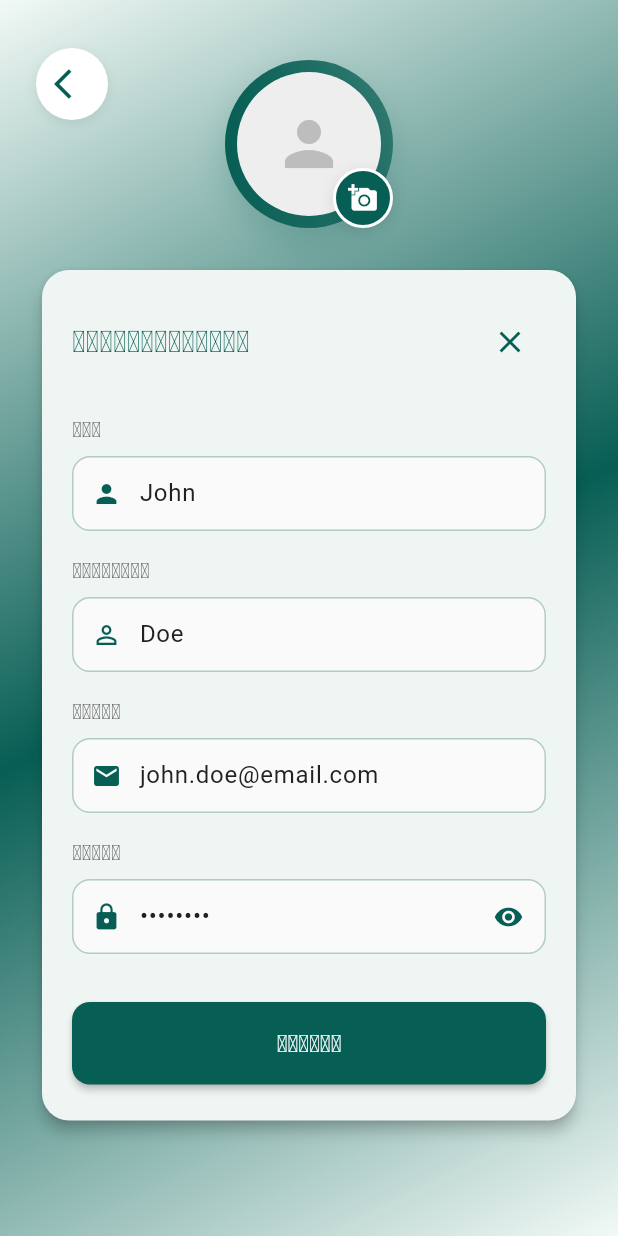
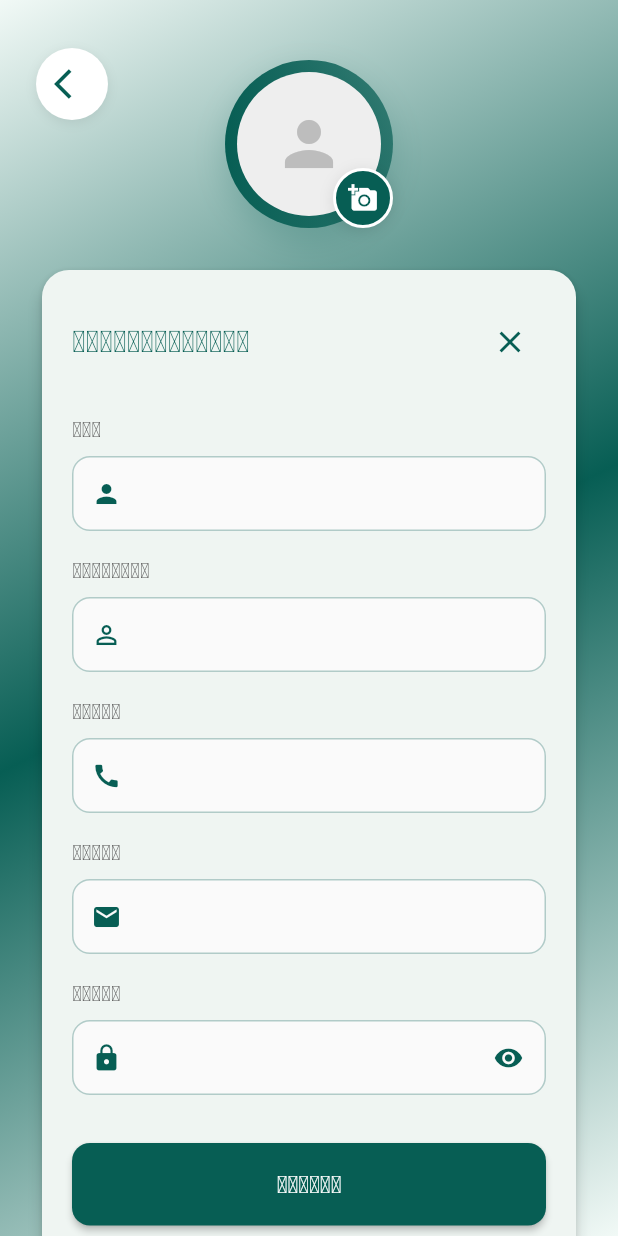
Before and after one commit to SDL455/SmartTalk, a Flutter app: the ProfilePage screen opened directly, after a tap on the "edit" icon, on a phone screen of 412 x 824 dp. Run offline on Flutter 3.47's test engine with Material 3 defaults, Android fonts, the phone set to English and light mode, and no system bars; our stand-ins replace cloud_firestore, emoji_picker_flutter, firebase_auth, firebase_core, firebase_storage, flutter_chat_types and 4 more; accounts and stored records are empty.

Commit message:
update profile

```diff
--- /dev/null
+++ b/lib/features/chat/controllers/profile_controller.dart
@@ -0,0 +1,134 @@
+import 'dart:io';
+import 'package:get/get.dart';
+import 'package:cloud_firestore/cloud_firestore.dart';
+import 'package:firebase_auth/firebase_auth.dart';
+import 'package:flutter/material.dart';
+import 'package:image_picker/image_picker.dart';
+import 'package:whatsapp/cores/models/user.dart';
+
+class ProfileController extends GetxController {
+  final firstNameController = TextEditingController();
+  final lastNameController = TextEditingController();
+  final phoneController = TextEditingController();
+  final emailController = TextEditingController();
+  final passwordController = TextEditingController();
+
+  var isEditing = false.obs;
+  var isPasswordVisible = false.obs;
+  var isLoading = false.obs;
+  var errorMessage = ''.obs;
+  var profileImage = Rx<File?>(null);
+  UserModel? userModel;
+
+  @override
+  void onInit() {
+    super.onInit();
+    loadUserProfile();
+  }
+
+  Future<void> loadUserProfile() async {
+    isLoading.value = true;
+    errorMessage.value = '';
+    try {
+      final uid = FirebaseAuth.instance.currentUser?.uid;
+      if (uid == null) throw Exception('User not logged in');
+      final doc = await FirebaseFirestore.instance
+          .collection('users')
+          .doc(uid)
+          .get();
+      if (!doc.exists) throw Exception('User not found');
+      final data = doc.data()!;
+      userModel = UserModel.fromMap(data, uid);
+      final nameParts = userModel!.displayName.split(' ');
+      firstNameController.text = nameParts.isNotEmpty ? nameParts.first : '';
+      lastNameController.text = nameParts.length > 1
+          ? nameParts.sublist(1).join(' ')
+          : '';
+      phoneController.text = userModel?.phone ?? '';
+      emailController.text = userModel?.email ?? '';
+      passwordController.text = '';
+      // profileImage: not loaded from network in this example
+    } catch (e) {
+      errorMessage.value = e.toString();
+    } finally {
+      isLoading.value = false;
+    }
+  }
+
+  void toggleEditMode() {
+    isEditing.value = !isEditing.value;
+  }
+
+  void togglePasswordVisibility() {
+    isPasswordVisible.value = !isPasswordVisible.value;
+  }
+
+  Future<void> pickImage() async {
+    final picker = ImagePicker();
+    final XFile? image = await picker.pickImage(source: ImageSource.gallery);
+    if (image != null) {
+      profileImage.value = File(image.path);
+    }
+  }
+
+  Future<void> saveProfile() async {
+    isLoading.value = true;
+    errorMessage.value = '';
+    try {
+      final uid = FirebaseAuth.instance.currentUser?.uid;
+      if (uid == null) throw Exception('User not logged in');
+      final displayName =
+          firstNameController.text.trim() +
+          (lastNameController.text.trim().isNotEmpty
+              ? ' ' + lastNameController.text.trim()
+              : '');
+      final updatedUser = UserModel(
+        uid: uid,
+        displayName: displayName,
+        photoUrl: userModel
+            ?.photoUrl, // You can update this if you implement image saving
+        status: userModel?.status,
+        email: emailController.text.trim(),
+        phone: phoneController.text.trim(),
+      );
+      // Update Firestore
+      await FirebaseFirestore.instance.collection('users').doc(uid).update({
+        'displayName': updatedUser.displayName,
+        'email': updatedUser.email,
+        'photoUrl': updatedUser.photoUrl,
+        'status': updatedUser.status,
+        'phone': updatedUser.phone,
+      });
+      // Update Firebase Auth profile
+      final currentUser = FirebaseAuth.instance.currentUser;
+      if (currentUser != null) {
+        await currentUser.updateDisplayName(updatedUser.displayName);
+        if (updatedUser.photoUrl != null) {
+          await currentUser.updatePhotoURL(updatedUser.photoUrl);
+        }
+        if (updatedUser.email != null &&
+            updatedUser.email != currentUser.email) {
+          await currentUser.updateEmail(updatedUser.email!);
+        }
+      }
+      userModel = updatedUser;
+      isEditing.value = false;
+      Get.snackbar('Success', 'ບັນທຶກຂໍ້ມູນສຳເລັດແລ້ວ');
+    } catch (e) {
+      errorMessage.value = e.toString();
+      Get.snackbar('Error', errorMessage.value);
+    } finally {
+      isLoading.value = false;
+    }
+  }
+
+  @override
+  void onClose() {
+    firstNameController.dispose();
+    lastNameController.dispose();
+    phoneController.dispose();
+    emailController.dispose();
+    passwordController.dispose();
+    super.onClose();
+  }
+}
--- a/lib/features/chat/views/profile_page.dart
+++ b/lib/features/chat/views/profile_page.dart
@@ -1,130 +1,18 @@
 import 'package:flutter/material.dart';
 import 'package:get/get.dart';
 import 'package:whatsapp/cores/colors/%E0%BA%B1app_theme.dart';
-import 'package:image_picker/image_picker.dart';
 import 'package:whatsapp/features/chat/views/widgets/editable_profile_field.dart';
-import 'package:whatsapp/features/chat/views/widgets/image_picker_buttom_sheet.dart';
-import 'dart:io';
+import 'package:whatsapp/features/chat/controllers/profile_controller.dart';
 
-class ProfilePage extends StatefulWidget {
-  const ProfilePage({super.key});
-
-  @override
-  State<ProfilePage> createState() => _ProfilePageState();
-}
-
-class _ProfilePageState extends State<ProfilePage> {
-  final TextEditingController _firstNameController = TextEditingController();
-  final TextEditingController _lastNameController = TextEditingController();
-  final TextEditingController _emailController = TextEditingController();
-  final TextEditingController _passwordController = TextEditingController();
-
-  File? _profileImage;
-  final ImagePicker _picker = ImagePicker();
-  bool _isEditing = false;
-  bool _isPasswordVisible = false;
-
-  @override
-  void initState() {
-    super.initState();
-    // Initialize with default values
-    _firstNameController.text = 'John';
-    _lastNameController.text = 'Doe';
-    _emailController.text = 'john.doe@email.com';
-    _passwordController.text = '••••••••';
-  }
-
-  @override
-  void dispose() {
-    _firstNameController.dispose();
-    _lastNameController.dispose();
-    _emailController.dispose();
-    _passwordController.dispose();
-    super.dispose();
-  }
-
-  Future<void> _pickImage() async {
-    showModalBottomSheet(
-      context: context,
-      backgroundColor: Colors.transparent,
-      builder: (BuildContext context) {
-        return ImagePickerBottomSheet(
-          onCameraTap: () async {
-            Navigator.pop(context);
-            await _pickImageFromSource(ImageSource.camera);
-          },
-          onGalleryTap: () async {
-            Navigator.pop(context);
-            await _pickImageFromSource(ImageSource.gallery);
-          },
-          onRemoveTap: () {
-            Navigator.pop(context);
-            setState(() {
-              _profileImage = null;
-            });
-          },
-          showRemove: _profileImage != null,
-        );
-      },
-    );
-  }
-
-  Future<void> _pickImageFromSource(ImageSource source) async {
-    try {
-      final XFile? image = await _picker.pickImage(
-        source: source,
-        maxWidth: 800,
-        maxHeight: 800,
-        imageQuality: 80,
-      );
-
-      if (image != null) {
-        setState(() {
-          _profileImage = File(image.path);
-        });
-
-        ScaffoldMessenger.of(context).showSnackBar(
-          SnackBar(
-            content: Text('ອັບໂຫຼດຮູບພາບສຳເລັດແລ້ວ'),
-            backgroundColor: AppTheme.primaryColor,
-            duration: Duration(seconds: 2),
-          ),
-        );
-      }
-    } catch (e) {
-      ScaffoldMessenger.of(context).showSnackBar(
-        SnackBar(
-          content: Text('ເກີດຂໍ້ຜິດພາດໃນການເລືອກຮູບພາບ'),
-          backgroundColor: Colors.red,
-          duration: Duration(seconds: 2),
-        ),
-      );
-    }
-  }
-
-  void _toggleEditMode() {
-    setState(() {
-      _isEditing = !_isEditing;
-    });
-  }
-
-  void _saveProfile() {
-    // Save profile logic here
-    setState(() {
-      _isEditing = false;
-    });
-    ScaffoldMessenger.of(context).showSnackBar(
-      SnackBar(
-        content: Text('ບັນທຶກຂໍ້ມູນສຳເລັດແລ້ວ'),
-        backgroundColor: AppTheme.primaryColor,
-      ),
-    );
-  }
+class ProfilePage extends StatelessWidget {
+  ProfilePage({super.key});
+  final ProfileController controller = Get.put(ProfileController());
 
   @override
   Widget build(BuildContext context) {
     return Scaffold(
-      body: Container(
+      body: Obx(
+        () => Container(
           width: double.infinity,
           height: double.infinity,
           decoration: BoxDecoration(
@@ -141,15 +29,16 @@ class _ProfilePageState extends State<ProfilePage> {
           child: SafeArea(
             child: SingleChildScrollView(
               child: Padding(
-              padding: const EdgeInsets.symmetric(horizontal: 24, vertical: 32),
+                padding: const EdgeInsets.symmetric(
+                  horizontal: 24,
+                  vertical: 32,
+                ),
                 child: Stack(
                   children: [
-                  // Main content
                     Column(
                       crossAxisAlignment: CrossAxisAlignment.center,
                       children: [
-                      SizedBox(height: 8), // For back button spacing
-                      // Avatar with edit button
+                        SizedBox(height: 8),
                         Center(
                           child: Stack(
                             clipBehavior: Clip.none,
@@ -179,10 +68,13 @@ class _ProfilePageState extends State<ProfilePage> {
                                 child: CircleAvatar(
                                   radius: 48,
                                   backgroundColor: Colors.grey[200],
-                                backgroundImage: _profileImage != null
-                                    ? FileImage(_profileImage!)
+                                  backgroundImage:
+                                      controller.profileImage.value != null
+                                      ? FileImage(
+                                          controller.profileImage.value!,
+                                        )
                                       : null,
-                                child: _profileImage == null
+                                  child: controller.profileImage.value == null
                                       ? Icon(
                                           Icons.person,
                                           size: 48,
@@ -191,12 +83,13 @@ class _ProfilePageState extends State<ProfilePage> {
                                       : null,
                                 ),
                               ),
-                            if (_isEditing || _profileImage == null)
+                              if (controller.isEditing.value ||
+                                  controller.profileImage.value == null)
                                 Positioned(
                                   bottom: 0,
                                   right: 0,
                                   child: GestureDetector(
-                                  onTap: _pickImage,
+                                    onTap: controller.pickImage,
                                     child: Container(
                                       padding: EdgeInsets.all(8),
                                       decoration: BoxDecoration(
@@ -217,7 +110,7 @@ class _ProfilePageState extends State<ProfilePage> {
                                         ],
                                       ),
                                       child: Icon(
-                                      _profileImage == null
+                                        controller.profileImage.value == null
                                             ? Icons.add_a_photo
                                             : Icons.camera_alt,
                                         color: Colors.white,
@@ -256,9 +149,11 @@ class _ProfilePageState extends State<ProfilePage> {
                                       ),
                                     ),
                                     IconButton(
-                                    onPressed: _toggleEditMode,
+                                      onPressed: controller.toggleEditMode,
                                       icon: Icon(
-                                      _isEditing ? Icons.close : Icons.edit,
+                                        controller.isEditing.value
+                                            ? Icons.close
+                                            : Icons.edit,
                                         color: AppTheme.primaryColor,
                                       ),
                                     ),
@@ -267,45 +162,52 @@ class _ProfilePageState extends State<ProfilePage> {
                                 SizedBox(height: 24),
                                 EditableProfileField(
                                   label: 'ຊື່',
-                                controller: _firstNameController,
-                                isEditing: _isEditing,
+                                  controller: controller.firstNameController,
+                                  isEditing: controller.isEditing.value,
                                   icon: Icons.person,
                                 ),
                                 SizedBox(height: 16),
                                 EditableProfileField(
                                   label: 'ນາມສະກຸນ',
-                                controller: _lastNameController,
-                                isEditing: _isEditing,
+                                  controller: controller.lastNameController,
+                                  isEditing: controller.isEditing.value,
                                   icon: Icons.person_outline,
                                 ),
                                 SizedBox(height: 16),
                                 EditableProfileField(
+                                  label: 'ເບີໂທ',
+                                  controller: controller.phoneController,
+                                  isEditing: controller.isEditing.value,
+                                  icon: Icons.call,
+                                ),
+                                SizedBox(height: 16),
+                                EditableProfileField(
                                   label: 'ອີເມວ',
-                                controller: _emailController,
-                                isEditing: _isEditing,
+                                  controller: controller.emailController,
+                                  isEditing: controller.isEditing.value,
                                   icon: Icons.email,
                                   keyboardType: TextInputType.emailAddress,
                                 ),
                                 SizedBox(height: 16),
                                 EditableProfileField(
                                   label: 'ລະຫັດ',
-                                controller: _passwordController,
-                                isEditing: _isEditing,
+                                  controller: controller.passwordController,
+                                  isEditing: controller.isEditing.value,
                                   icon: Icons.lock,
                                   isPassword: true,
-                                isPasswordVisible: _isPasswordVisible,
-                                onTogglePassword: () {
-                                  setState(() {
-                                    _isPasswordVisible = !_isPasswordVisible;
-                                  });
-                                },
+                                  isPasswordVisible:
+                                      controller.isPasswordVisible.value,
+                                  onTogglePassword:
+                                      controller.togglePasswordVisibility,
                                 ),
-                              if (_isEditing) ...[
+                                if (controller.isEditing.value) ...[
                                   SizedBox(height: 32),
                                   SizedBox(
                                     width: double.infinity,
                                     child: ElevatedButton(
-                                    onPressed: _saveProfile,
+                                      onPressed: controller.isLoading.value
+                                          ? null
+                                          : controller.saveProfile,
                                       style: ElevatedButton.styleFrom(
                                         backgroundColor: AppTheme.primaryColor,
                                         foregroundColor: Colors.white,
@@ -313,11 +215,22 @@ class _ProfilePageState extends State<ProfilePage> {
                                           vertical: 16,
                                         ),
                                         shape: RoundedRectangleBorder(
-                                        borderRadius: BorderRadius.circular(12),
+                                          borderRadius: BorderRadius.circular(
+                                            12,
+                                          ),
                                         ),
                                         elevation: 2,
                                       ),
-                                    child: Text(
+                                      child: controller.isLoading.value
+                                          ? SizedBox(
+                                              width: 24,
+                                              height: 24,
+                                              child: CircularProgressIndicator(
+                                                color: Colors.white,
+                                                strokeWidth: 2.5,
+                                              ),
+                                            )
+                                          : Text(
                                               'ບັນທຶກ',
                                               style: TextStyle(
                                                 fontSize: 16,
@@ -334,7 +247,6 @@ class _ProfilePageState extends State<ProfilePage> {
                         SizedBox(height: 40),
                       ],
                     ),
-                  // Back Button (top-left)
                     Positioned(
                       top: 0,
                       left: 0,
@@ -371,6 +283,7 @@ class _ProfilePageState extends State<ProfilePage> {
             ),
           ),
         ),
+      ),
     );
   }
 }
--- a/lib/features/chat/views/widgets/editable_profile_field.dart
+++ b/lib/features/chat/views/widgets/editable_profile_field.dart
@@ -41,8 +41,12 @@ class EditableProfileField extends StatelessWidget {
             color: isEditing ? Colors.grey[50] : Colors.transparent,
             borderRadius: BorderRadius.circular(12),
             border: isEditing
-                ? Border.all(color: AppTheme.primaryColor.withOpacity(0.3))
-                : Border.all(color: AppTheme.primaryColor.withOpacity(0.3)),
+                ? Border.all(
+                    color: AppTheme.primaryColor.withValues(alpha: 0.3),
+                  )
+                : Border.all(
+                    color: AppTheme.primaryColor.withValues(alpha: 0.3),
+                  ),
           ),
           child: Row(
             children: [
```
Also changed, not shown: lib/cores/services/user_service.dart (added, +52 -0 lines), lib/features/auth/views/splash_screen.dart (+13 -2 lines). Lines whose indentation alone changed are shown as unchanged.
